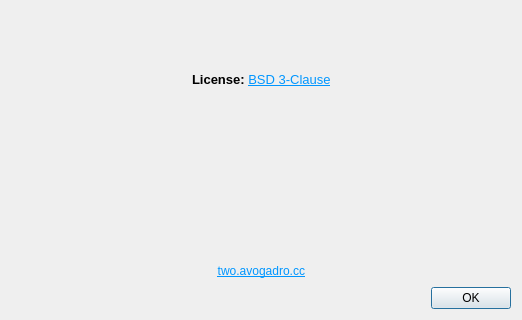
Old version of the form avogadro/aboutdialog.ui in the repository OpenChemistry/avogadroapp; both pictures show x 0 to 522 and y 205 to 525 of the 522 by 525 pixel window.
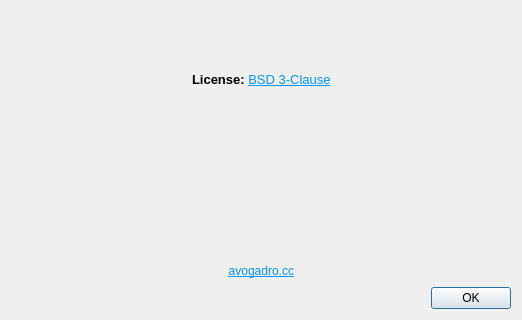
New version of the form. Icons and pictures are not drawn.

Commit message: chore: fix HTML link

```diff
--- a/avogadro/aboutdialog.ui
+++ b/avogadro/aboutdialog.ui
@@ -288,7 +288,7 @@
      <item>
       <widget class="QLabel" name="label_2">
        <property name="text">
-        <string>&lt;html&gt;&lt;head/&gt;&lt;body&gt;&lt;p&gt;&lt;a href=&quot;https://www.openchemistry.org&quot;&gt;&lt;span style=&quot; text-decoration: underline; color:#0096ff;&quot;&gt;two.avogadro.cc&lt;/span&gt;&lt;/a&gt;&lt;/p&gt;&lt;/body&gt;&lt;/html&gt;</string>
+        <string>&lt;html&gt;&lt;head/&gt;&lt;body&gt;&lt;p&gt;&lt;a href=&quot;https://avogadro.cc&quot;&gt;&lt;span style=&quot; text-decoration: underline; color:#0096ff;&quot;&gt;avogadro.cc&lt;/span&gt;&lt;/a&gt;&lt;/p&gt;&lt;/body&gt;&lt;/html&gt;</string>
        </property>
        <property name="textFormat">
         <enum>Qt::TextFormat::RichText</enum>
```
